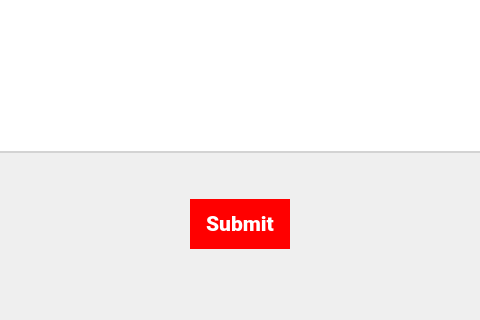
Old version of the form ui/typing_page.ui in the repository AndreiD049/Interview-Helper; both pictures show x 208 to 688 and y 345 to 665 of the 896 by 665 pixel window.
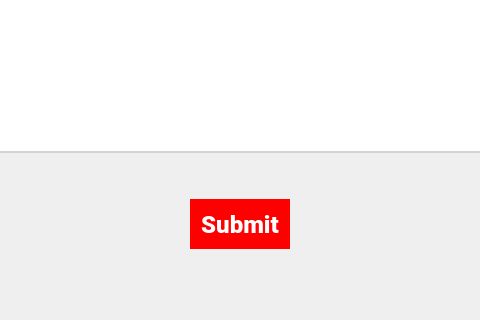
New version of the form.

```diff
--- a/ui/typing_page.ui
+++ b/ui/typing_page.ui
@@ -625,7 +625,7 @@
        <property name="font">
         <font>
          <family>Roboto Black</family>
-         <pointsize>16</pointsize>
+         <pointsize>18</pointsize>
          <weight>75</weight>
          <bold>true</bold>
         </font>
```
Left out of the diff: 2 changed lines with no effect on the pictures.
